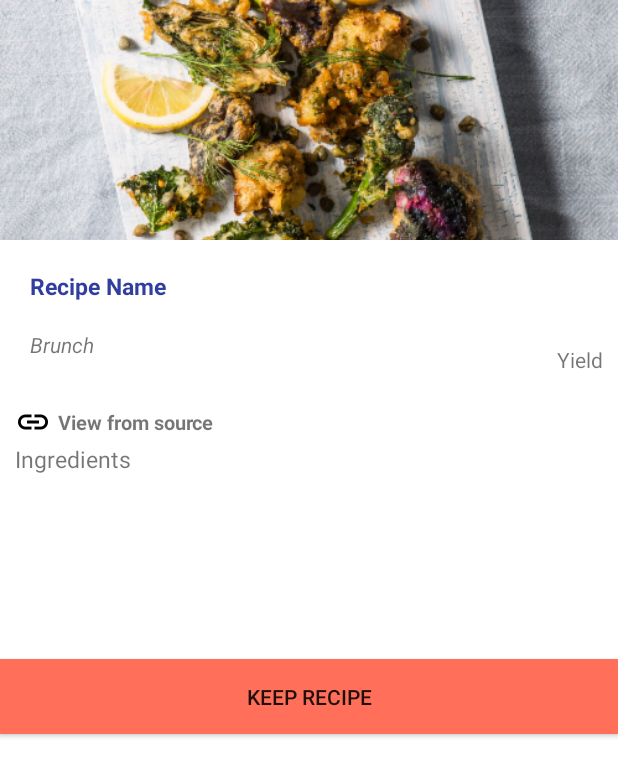
After one commit to Yonkokilasi/Pika2.0, an Android app: the fragment RecipeDetailFragment shown on its own in the app's theme, on a phone screen of 412 x 824 dp. The commit adds this screen. Shown: the top 777 px of the screen. Run offline under Robolectric (Android 15) with nearby library versions, the phone set to English and light mode, and no system bars; our stand-ins replace ButterKnife, Picasso; libraries missing offline, so code that uses them is left out: org.parceler; pictures from the network do not load; 7 statements that could not run were skipped.

Commit message:
results are now dispalyed in the list view and an onclick listenenr is placed on each result that shows more details based on the selectin

```diff
--- a/app/build.gradle
+++ b/app/build.gradle
@@ -1,4 +1,3 @@
-
 apply plugin: 'com.android.application'
 
 android {
@@ -44,6 +43,10 @@ dependencies {
     compile 'com.squareup.okhttp3:okhttp:3.2.0'
     compile 'com.android.support:recyclerview-v7:25.3.1'
     compile 'com.squareup.picasso:picasso:2.5.2'
+    compile 'com.android.support:support-v4:25.3.1'
+    compile 'org.parceler:parceler-api:1.1.6'
+    annotationProcessor 'org.parceler:parceler:1.1.6'
+
     testCompile 'junit:junit:4.12'
     testCompile 'org.robolectric:robolectric:3.0'
     testCompile 'org.robolectric:shadows-support-v4:3.0'
--- a/app/src/main/AndroidManifest.xml
+++ b/app/src/main/AndroidManifest.xml
@@ -22,6 +22,9 @@
         <activity
             android:name=".ui.RecipeListActivity"
             android:theme="@style/AppTheme" />
-        <activity android:name=".RecipeDetailActivity"></activity>
+        <activity android:name=".ui.RecipeDetailActivity"
+            android:theme="@style/AppTheme">
+
+        </activity>
     </application>
 </manifest>
--- /dev/null
+++ b/app/src/main/java/com/example/josephinemenge/pika/RecipeDetailFragment.java
@@ -0,0 +1,58 @@
+package com.example.josephinemenge.pika;
+
+
+import android.os.Bundle;
+import android.support.v4.app.Fragment;
+import android.view.LayoutInflater;
+import android.view.View;
+import android.view.ViewGroup;
+import android.widget.Button;
+import android.widget.ImageView;
+import android.widget.TextView;
+
+
+import com.squareup.picasso.Picasso;
+
+import org.parceler.Parcels;
+
+import butterknife.Bind;
+import butterknife.ButterKnife;
+
+
+public class RecipeDetailFragment extends Fragment {
+    @Bind(R.id.recipeImageView) ImageView mImageLabel;
+    @Bind(R.id.ingredients)TextView mIngredientsLabel;
+    @Bind(R.id.recipeSource)TextView mSourceLabel;
+    @Bind(R.id.websiteLink)TextView mWebsiteLabel;
+    @Bind(R.id.saveRecipeButton)Button mSaveRecipeButton;
+    @Bind(R.id.recipeNameTextView)TextView mNameLabel;
+    @Bind(R.id.yieldText)TextView mYieldLabel;
+    private Recipe mRecipe;
+
+
+    public static RecipeDetailFragment newInstance(Recipe recipe) {
+        RecipeDetailFragment recipeDetailFragment = new RecipeDetailFragment();
+        Bundle args = new Bundle();
+        args.putParcelable("recipe", Parcels.wrap(recipe));
+        recipeDetailFragment.setArguments(args);
+        return  recipeDetailFragment;
+    }
+
+    @Override
+    public void onCreate(Bundle savedInstanceState) {
+        super.onCreate(savedInstanceState);
+        mRecipe = Parcels.unwrap(getArguments().getParcelable("recipe"));
+    }
+    @Override
+    public View onCreateView(LayoutInflater inflater, ViewGroup container,Bundle savedInstanceState) {
+        View view = inflater.inflate(R.layout.fragment_recipe_detail,container,false);
+        ButterKnife.bind(this,view);
+        Picasso.with(view.getContext()).load(mRecipe.getImageUrl()).into(mImageLabel);
+        mNameLabel.setText(mRecipe.getLabel());
+        mSourceLabel.setText(mRecipe.getSource());
+        mYieldLabel.setText(Double.toString(mRecipe.getYield()));
+        mIngredientsLabel.setText(android.text.TextUtils.join(",", mRecipe.getIngredientLines()));
+        mWebsiteLabel.setText(mRecipe.getWebsite());
+        return  view;
+    }
+}
--- a/app/src/main/java/com/example/josephinemenge/pika/service/EdmamService.java
+++ b/app/src/main/java/com/example/josephinemenge/pika/service/EdmamService.java
@@ -29,7 +29,7 @@ public class EdmamService {
         urlBuilder.addQueryParameter(Constants.QUERY_PARAMETER,fType);
         urlBuilder.addQueryParameter(Constants.INGREDIENT_QUERY_PARAMETER,ingredients);
         urlBuilder.addQueryParameter("from","0");
-        urlBuilder.addQueryParameter("to","7");
+        urlBuilder.addQueryParameter("to","15");
         String url = urlBuilder.build().toString();
         Request request = new Request.Builder().url(url).build();
         Call call = client.newCall(request);
--- /dev/null
+++ b/app/src/main/res/layout/fragment_recipe_detail.xml
@@ -0,0 +1,99 @@
+<FrameLayout xmlns:android="http://schemas.android.com/apk/res/android"
+    xmlns:tools="http://schemas.android.com/tools"
+    android:layout_width="match_parent"
+    android:layout_height="match_parent"
+    tools:context="com.example.josephinemenge.pika.RecipeDetailFragment"
+    android:background="@color/white">
+
+
+    <LinearLayout
+        android:layout_width="match_parent"
+        android:layout_height="match_parent"
+        android:orientation="vertical">
+        <ImageView
+            android:layout_width="match_parent"
+            android:layout_height="160dp"
+            android:src="@drawable/f1"
+            android:scaleType="centerCrop"
+            android:id="@+id/recipeImageView"/>
+        <RelativeLayout
+            android:layout_width="match_parent"
+            android:layout_height="wrap_content"
+            android:paddingTop="20dp"
+            android:paddingLeft="20dp"
+            android:paddingRight="10dp"
+            android:paddingBottom="20dp">
+            <TextView
+                android:layout_width="wrap_content"
+                android:layout_height="wrap_content"
+                android:id="@+id/recipeNameTextView"
+                android:text="Recipe Name"
+                android:textSize="15sp"
+                android:layout_alignParentLeft="true"
+                android:layout_alignParentRight="true"
+                android:textColor="@color/colorPrimaryDark"
+                android:textStyle="bold"/>
+            <TextView
+                android:layout_width="wrap_content"
+                android:layout_height="wrap_content"
+                android:text="Brunch"
+                android:id="@+id/recipeSource"
+                android:layout_alignParentLeft="true"
+                android:layout_alignParentRight="true"
+                android:textStyle="italic"
+                android:layout_marginTop="40dp"
+                />
+            <TextView
+                android:layout_width="wrap_content"
+                android:layout_height="wrap_content"
+                android:text="Yield"
+                android:id="@+id/yieldText"
+                android:layout_alignParentRight="true"
+                android:layout_marginTop="50dp"/>
+
+        </RelativeLayout>
+
+        <RelativeLayout
+            android:layout_width="match_parent"
+            android:layout_height="wrap_content">
+            <LinearLayout
+                android:layout_width="match_parent"
+                android:layout_height="match_parent"
+                android:layout_alignParentLeft="true"
+                android:layout_alignParentStart="true"
+                android:layout_alignParentTop="true"
+                android:orientation="vertical"
+                android:paddingLeft="10dp"
+                android:paddingTop="0dp">
+
+                <TextView
+                    android:layout_width="wrap_content"
+                    android:layout_height="wrap_content"
+                    android:layout_marginBottom="2dp"
+                    android:drawableLeft="@drawable/ic_link_black_24dp"
+                    android:drawablePadding="4dp"
+                    android:gravity="center"
+                    android:text="View from source"
+                    android:textSize="13sp"
+                    android:textStyle="bold"
+                    android:id="@+id/websiteLink"/>
+
+                <TextView
+                    android:id="@+id/ingredients"
+                    android:layout_width="match_parent"
+                    android:layout_height="wrap_content"
+                    android:layout_marginBottom="10dp"
+                    android:text="Ingredients"
+                    android:textSize="15sp" />
+            </LinearLayout>
+
+            <Button
+                android:id="@+id/saveRecipeButton"
+                android:layout_width="match_parent"
+                android:layout_height="50dp"
+                android:layout_marginTop="170dp"
+                android:background="@color/orange"
+                android:text="Keep Recipe" />
+        </RelativeLayout>
+    </LinearLayout>
+</FrameLayout>
--- a/app/src/main/res/layout/recipe_list_item.xml
+++ b/app/src/main/res/layout/recipe_list_item.xml
@@ -13,7 +13,7 @@
         android:layout_width="match_parent"
         android:layout_height="match_parent"
         android:orientation="vertical"
-        android:padding="0dp">
+        android:padding="5dp">
         <TextView
             android:layout_width="wrap_content"
             android:layout_height="wrap_content"
--- a/app/src/main/res/values/strings.xml
+++ b/app/src/main/res/values/strings.xml
@@ -1,3 +1,6 @@
 <resources>
     <string name="app_name">Pika</string>
+
+    <!-- TODO: Remove or change this placeholder text -->
+    <string name="hello_blank_fragment">Hello blank fragment</string>
 </resources>
--- a/app/src/main/res/values/styles.xml
+++ b/app/src/main/res/values/styles.xml
@@ -6,6 +6,7 @@
         <item name="colorPrimary">@color/colorPrimary</item>
         <item name="colorPrimaryDark">@color/colorPrimaryDark</item>
         <item name="colorAccent">@color/colorAccent</item>
+
     </style>
     <style name="NoActionBar" parent="Theme.AppCompat.Light.NoActionBar">
         <!-- Customize your theme here. -->
```
Also changed, not shown: app/src/main/java/com/example/josephinemenge/pika/Recipe.java (+12 -7 lines), app/src/main/java/com/example/josephinemenge/pika/RecipeDetailActivity.java (deleted, +0 -16 lines), app/src/main/java/com/example/josephinemenge/pika/adapters/RecipeListAdapter.java (+13 -3 lines), app/src/main/java/com/example/josephinemenge/pika/adapters/RecipePagerAdapter.java (added, +35 -0 lines), app/src/main/java/com/example/josephinemenge/pika/ui/RecipeDetailActivity.java (added, +38 -0 lines), app/src/main/res/layout/activity_main.xml (+7 -6 lines), app/src/main/res/layout/activity_recipe_detail.xml (+18 -3 lines), app/src/main/res/drawable-hdpi/ic_link_black_24dp.png (added), app/src/main/res/drawable-mdpi/ic_link_black_24dp.png (added), app/src/main/res/drawable-xhdpi/ic_link_black_24dp.png (added), app/src/main/res/drawable-xxhdpi/ic_link_black_24dp.png (added), app/src/main/res/drawable-xxxhdpi/ic_link_black_24dp.png (added).
